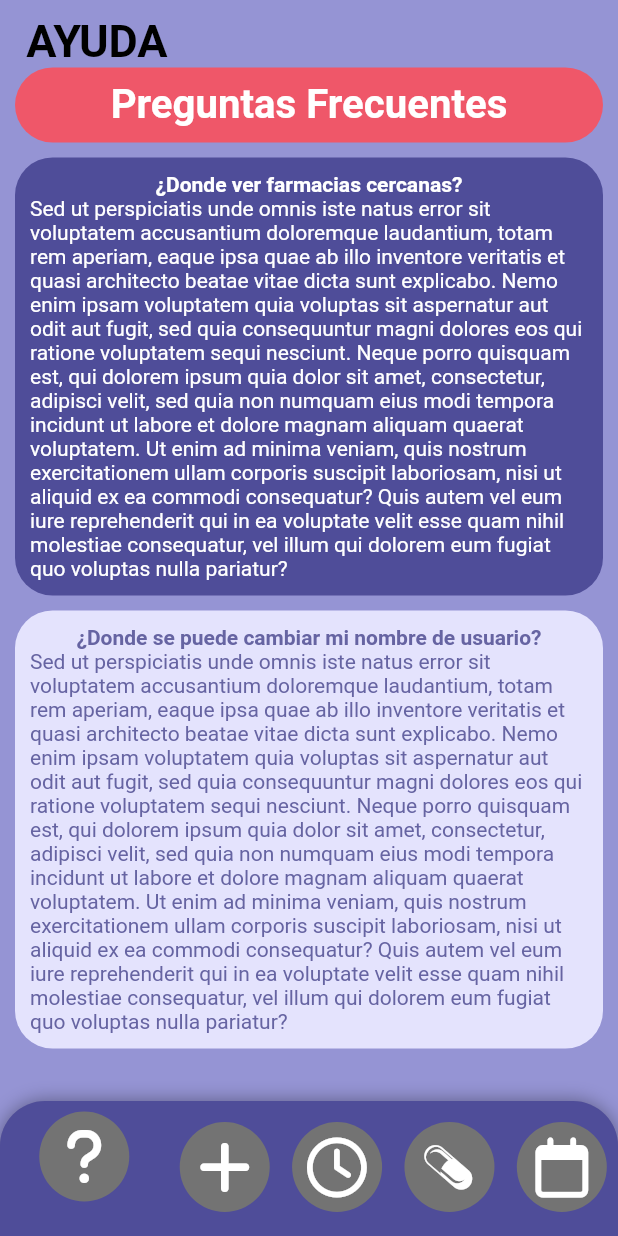
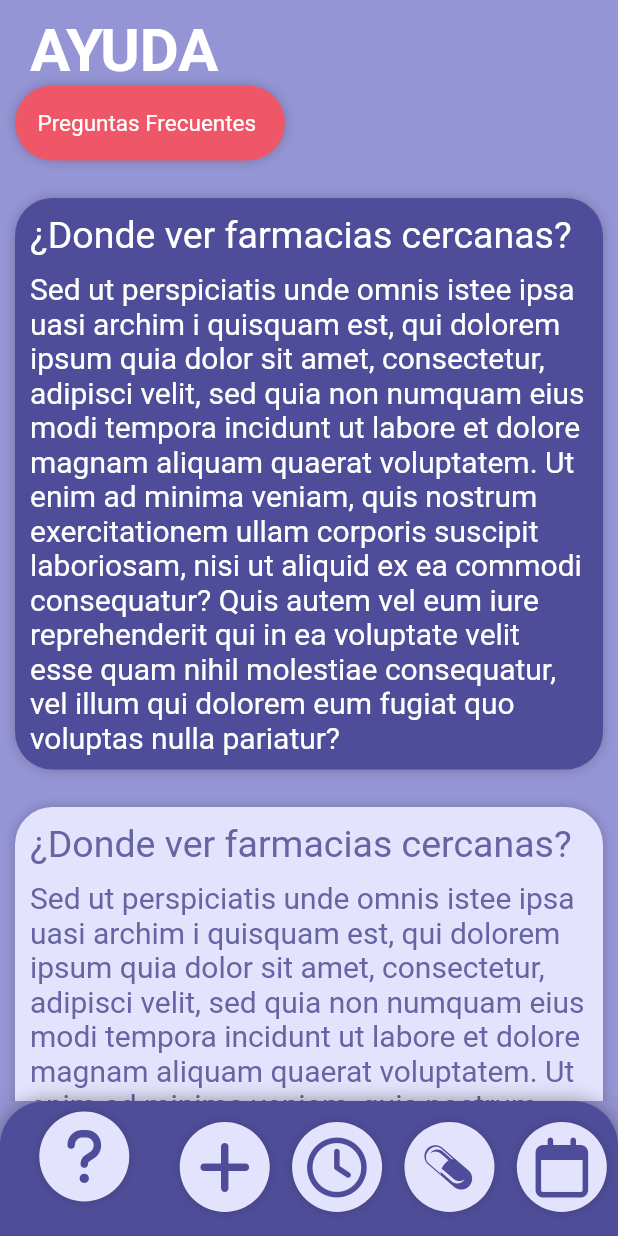
Before and after one commit to Alefig12/alarmed, a Flutter app: the screen it shows once a user with an empty profile is signed in, on a phone screen of 412 x 824 dp. Run offline on Flutter 3.47's test engine with Material 2 defaults, Android fonts, the light colour scheme and no system bars; our stand-ins replace firebase_auth, firebase_core, flutter_local_notifications, font_awesome_flutter, get, numberpicker and 2 more; missing offline and left inert: flutter_shake_animated; accounts and stored records are empty; network calls fail; Roboto replaces fonts that are missing (LincolnRoad, Poppings); project files that could hold a hidden picture were left out.

```diff
--- a/lib/ui/pages/help_page.dart
+++ b/lib/ui/pages/help_page.dart
@@ -28,35 +28,33 @@ class _HelpPageState extends State<HelpPage> {
                   alignment: Alignment.bottomLeft,
                   child: Text(' AYUDA',
                       style: TextStyle(
-                          fontSize: 30,
-                          color: Colors.black,
+                          fontSize: 40,
+                          color: Constant.title,
                           fontWeight: FontWeight.w600))),
               Align(
                 alignment: Alignment.topLeft,
                 child: MainRoundedBox(
                     // ignore: prefer_const_literals_to_create_immutables
                     child: Row(children: [
-                      Expanded(
-                        child: FittedBox(
+                      FittedBox(
                         child: Padding(
-                            padding: const EdgeInsets.all(5),
+                          padding: const EdgeInsets.all(15),
                           child: Text(
                             'Preguntas Frecuentes',
                             style: TextStyle(
                                 fontSize: 15,
                                 color: Constant.title,
-                                  fontWeight: FontWeight.bold),
-                            ),
+                                fontFamily: 'Poppings'),
                           ),
                         ),
                       )
                     ]),
                     color: Constant.mainCont2,
-                    width: double.infinity,
+                    width: 180,
                     height: 50),
               ),
               SizedBox(
-                height: 10,
+                height: 25,
               ),
               MainRoundedBox(
                 color: Constant.secondCont,
@@ -67,20 +65,29 @@ class _HelpPageState extends State<HelpPage> {
                     mainAxisAlignment: MainAxisAlignment.spaceBetween,
                     // ignore: prefer_const_literals_to_create_immutables
                     children: [
-                      Text('¿Donde ver farmacias cercanas?',
-                          textAlign: TextAlign.center,
+                      Align(
+                        alignment: Alignment.centerLeft,
+                        child: Text('¿Donde ver farmacias cercanas?',
                             style: TextStyle(
-                              fontWeight: FontWeight.bold,
-                              color: Constant.title)),
+                                fontFamily: 'Poppings',
+                                color: Constant.title,
+                                fontSize: 25)),
+                      ),
+                      SizedBox(
+                        height: 10,
+                      ),
                       Text(
-                          'Sed ut perspiciatis unde omnis iste natus error sit voluptatem accusantium doloremque laudantium, totam rem aperiam, eaque ipsa quae ab illo inventore veritatis et quasi architecto beatae vitae dicta sunt explicabo. Nemo enim ipsam voluptatem quia voluptas sit aspernatur aut odit aut fugit, sed quia consequuntur magni dolores eos qui ratione voluptatem sequi nesciunt. Neque porro quisquam est, qui dolorem ipsum quia dolor sit amet, consectetur, adipisci velit, sed quia non numquam eius modi tempora incidunt ut labore et dolore magnam aliquam quaerat voluptatem. Ut enim ad minima veniam, quis nostrum exercitationem ullam corporis suscipit laboriosam, nisi ut aliquid ex ea commodi consequatur? Quis autem vel eum iure reprehenderit qui in ea voluptate velit esse quam nihil molestiae consequatur, vel illum qui dolorem eum fugiat quo voluptas nulla pariatur?',
-                          style: TextStyle(color: Constant.title))
+                          'Sed ut perspiciatis unde omnis istee ipsa uasi archim i quisquam est, qui dolorem ipsum quia dolor sit amet, consectetur, adipisci velit, sed quia non numquam eius modi tempora incidunt ut labore et dolore magnam aliquam quaerat voluptatem. Ut enim ad minima veniam, quis nostrum exercitationem ullam corporis suscipit laboriosam, nisi ut aliquid ex ea commodi consequatur? Quis autem vel eum iure reprehenderit qui in ea voluptate velit esse quam nihil molestiae consequatur, vel illum qui dolorem eum fugiat quo voluptas nulla pariatur?',
+                          style: TextStyle(
+                              color: Constant.title,
+                              fontFamily: 'Poppings',
+                              fontSize: 20))
                     ],
                   ),
                 ]),
               ),
               SizedBox(
-                height: 10,
+                height: 25,
               ),
               MainRoundedBox(
                 color: Constant.secondCont4,
@@ -91,14 +98,23 @@ class _HelpPageState extends State<HelpPage> {
                     mainAxisSize: MainAxisSize.min,
                     // ignore: prefer_const_literals_to_create_immutables
                     children: [
-                      Text('¿Donde se puede cambiar mi nombre de usuario?',
-                          textAlign: TextAlign.center,
+                      Align(
+                        alignment: Alignment.centerLeft,
+                        child: Text('¿Donde ver farmacias cercanas?',
                             style: TextStyle(
-                              fontWeight: FontWeight.bold,
-                              color: Constant.secondCont2)),
+                                fontFamily: 'Poppings',
+                                color: Constant.secondCont2,
+                                fontSize: 25)),
+                      ),
+                      SizedBox(
+                        height: 10,
+                      ),
                       Text(
-                          'Sed ut perspiciatis unde omnis iste natus error sit voluptatem accusantium doloremque laudantium, totam rem aperiam, eaque ipsa quae ab illo inventore veritatis et quasi architecto beatae vitae dicta sunt explicabo. Nemo enim ipsam voluptatem quia voluptas sit aspernatur aut odit aut fugit, sed quia consequuntur magni dolores eos qui ratione voluptatem sequi nesciunt. Neque porro quisquam est, qui dolorem ipsum quia dolor sit amet, consectetur, adipisci velit, sed quia non numquam eius modi tempora incidunt ut labore et dolore magnam aliquam quaerat voluptatem. Ut enim ad minima veniam, quis nostrum exercitationem ullam corporis suscipit laboriosam, nisi ut aliquid ex ea commodi consequatur? Quis autem vel eum iure reprehenderit qui in ea voluptate velit esse quam nihil molestiae consequatur, vel illum qui dolorem eum fugiat quo voluptas nulla pariatur?',
-                          style: TextStyle(color: Constant.secondCont2))
+                          'Sed ut perspiciatis unde omnis istee ipsa uasi archim i quisquam est, qui dolorem ipsum quia dolor sit amet, consectetur, adipisci velit, sed quia non numquam eius modi tempora incidunt ut labore et dolore magnam aliquam quaerat voluptatem. Ut enim ad minima veniam, quis nostrum exercitationem ullam corporis suscipit laboriosam, nisi ut aliquid ex ea commodi consequatur? Quis autem vel eum iure reprehenderit qui in ea voluptate velit esse quam nihil molestiae consequatur, vel illum qui dolorem eum fugiat quo voluptas nulla pariatur?',
+                          style: TextStyle(
+                              color: Constant.secondCont2,
+                              fontFamily: 'Poppings',
+                              fontSize: 20))
                     ],
                   )
                 ]),
--- a/lib/ui/pages/navigation_page.dart
+++ b/lib/ui/pages/navigation_page.dart
@@ -91,11 +91,11 @@ class _NavigationPageState extends State<NavigationPage> {
                   radius: 30,
                   width: 60,
                   height: 60,
-                  color: Constant.inCont,
-                  child: const Center(
+                  color: Constant.secondCont4,
+                  child: Center(
                     child: Icon(
                       FontAwesomeIcons.question,
-                      color: Colors.white,
+                      color: Constant.secondCont,
                       size: 40,
                     ),
                   ),
@@ -108,11 +108,11 @@ class _NavigationPageState extends State<NavigationPage> {
                   radius: 30,
                   width: 60,
                   height: 60,
-                  color: Constant.inCont,
-                  child: const Center(
+                  color: Constant.secondCont4,
+                  child: Center(
                     child: Icon(
                       FontAwesomeIcons.plus,
-                      color: Colors.white,
+                      color: Constant.secondCont,
                       size: 40,
                     ),
                   ),
@@ -125,11 +125,11 @@ class _NavigationPageState extends State<NavigationPage> {
                   radius: 30,
                   width: 60,
                   height: 60,
-                  color: Constant.inCont,
-                  child: const Center(
+                  color: Constant.secondCont4,
+                  child: Center(
                     child: Icon(
                       FontAwesomeIcons.clock,
-                      color: Colors.white,
+                      color: Constant.secondCont,
                       size: 40,
                     ),
                   ),
@@ -142,13 +142,13 @@ class _NavigationPageState extends State<NavigationPage> {
                   radius: 30,
                   width: 60,
                   height: 60,
-                  color: Constant.inCont,
+                  color: Constant.secondCont4,
                   child: Center(
                     child: Transform.rotate(
                       angle: -math.pi / 1.65,
                       child: Icon(
                         CustomIcons.pill,
-                        color: Colors.white,
+                        color: Constant.secondCont,
                         size: 40,
                       ),
                     ),
@@ -162,11 +162,11 @@ class _NavigationPageState extends State<NavigationPage> {
                   radius: 30,
                   width: 60,
                   height: 60,
-                  color: Constant.inCont,
-                  child: const Center(
+                  color: Constant.secondCont4,
+                  child: Center(
                     child: Icon(
                       FontAwesomeIcons.calendar,
-                      color: Colors.white,
+                      color: Constant.secondCont,
                       size: 40,
                     ),
                   ),
--- a/lib/ui/widgets/roundedbox_widget.dart
+++ b/lib/ui/widgets/roundedbox_widget.dart
@@ -24,6 +24,13 @@ class MainRoundedBox extends StatelessWidget {
       decoration: BoxDecoration(
         color: color,
         borderRadius: BorderRadius.circular(radius ?? 25),
+        boxShadow: [
+          BoxShadow(
+            color: Color.fromARGB(68, 33, 29, 42),
+            blurRadius: 5,
+            offset: Offset(0, 0), // Shadow position
+          ),
+        ],
       ),
       child: SizedBox(
         //Si width = null,pone 50. Si width != null , pone width
```
Also changed, not shown: lib/ui/pages/turn_alarm_off.dart (+43 -20 lines). Lines whose indentation alone changed are shown as unchanged.
